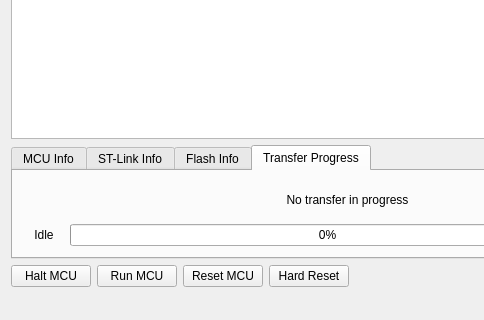
This is ui/mainwindow.ui in fpoussin/QStlink2 as Qt 5 draws it before an edit; both pictures show x 0 to 484 and y 185 to 505 of the 695 by 505 pixel window. The edited form follows.
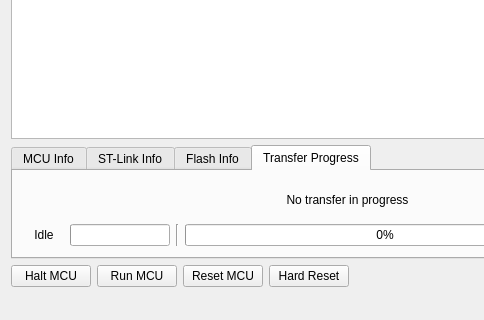
This is the edited form. The open tabs and pages were chosen to show the change. Icons and pictures are not drawn.

Commit message: Fixed WinUsb issue, added progress bar for the buffer.

The edit to the form file:
```diff
--- a/ui/mainwindow.ui
+++ b/ui/mainwindow.ui
@@ -413,6 +413,32 @@
             </property>
            </widget>
           </item>
+          <item>
+           <widget class="QProgressBar" name="pgb_loader">
+            <property name="maximumSize">
+             <size>
+              <width>100</width>
+              <height>16777215</height>
+             </size>
+            </property>
+            <property name="value">
+             <number>0</number>
+            </property>
+            <property name="textVisible">
+             <bool>false</bool>
+            </property>
+            <property name="invertedAppearance">
+             <bool>false</bool>
+            </property>
+           </widget>
+          </item>
+          <item>
+           <widget class="Line" name="line_2">
+            <property name="orientation">
+             <enum>Qt::Vertical</enum>
+            </property>
+           </widget>
+          </item>
           <item>
            <widget class="QProgressBar" name="pgb_transfer">
             <property name="value">
```
The commit also changes 5 other files.
